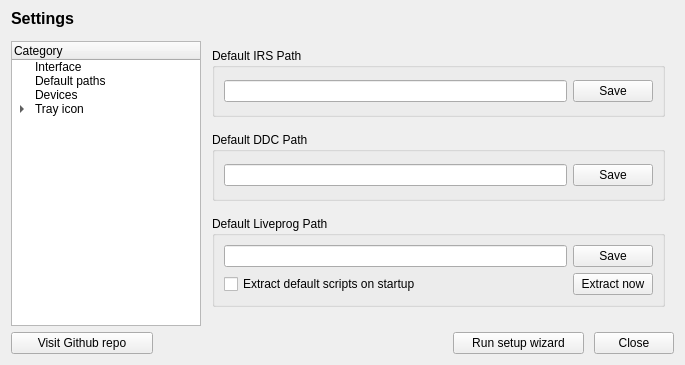
This is src/interface/fragment/SettingsFragment.ui in Audio4Linux/JDSP4Linux as Qt 5 draws it before an edit. The edited form follows.
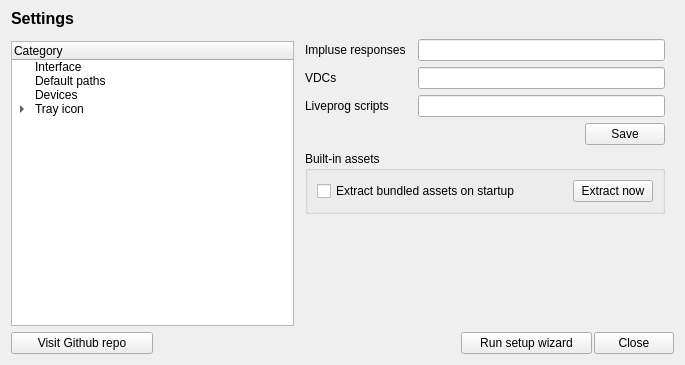
This is the edited form. The open tabs and pages were chosen to show the change. Custom widgets are drawn as their Qt base class.

Commit message: Delambda-ify SettingsFragment + add AssetManager class

Patch:
```diff
--- a/src/interface/fragment/SettingsFragment.ui
+++ b/src/interface/fragment/SettingsFragment.ui
@@ -46,7 +46,7 @@
     </widget>
    </item>
    <item>
-    <layout class="QHBoxLayout" name="horizontalLayout_7" stretch="1,4">
+    <layout class="QHBoxLayout" name="horizontalLayout_7" stretch="1,0">
      <property name="topMargin">
       <number>0</number>
      </property>
@@ -286,121 +286,103 @@
          <bool>true</bool>
         </property>
         <layout class="QVBoxLayout" name="verticalLayout_4">
+         <property name="topMargin">
+          <number>9</number>
+         </property>
          <item>
-          <widget class="QGroupBox" name="groupBox_3">
-           <property name="sizePolicy">
-            <sizepolicy hsizetype="Preferred" vsizetype="Fixed">
-             <horstretch>0</horstretch>
-             <verstretch>0</verstretch>
-            </sizepolicy>
+          <layout class="QFormLayout" name="formLayout_2">
+           <property name="fieldGrowthPolicy">
+            <enum>QFormLayout::ExpandingFieldsGrow</enum>
            </property>
-           <property name="minimumSize">
-            <size>
-             <width>0</width>
-             <height>69</height>
-            </size>
+           <property name="rowWrapPolicy">
+            <enum>QFormLayout::DontWrapRows</enum>
            </property>
-           <property name="title">
-            <string>Default IRS Path</string>
+           <property name="horizontalSpacing">
+            <number>12</number>
            </property>
-           <layout class="QHBoxLayout" name="horizontalLayout_6">
-            <item>
-             <widget class="QLineEdit" name="irspath"/>
-            </item>
-            <item>
-             <widget class="QPushButton" name="saveirspath">
-              <property name="minimumSize">
-               <size>
-                <width>1</width>
-                <height>0</height>
-               </size>
-              </property>
-              <property name="text">
-               <string>Save</string>
-              </property>
-             </widget>
-            </item>
-           </layout>
-          </widget>
+           <item row="0" column="0">
+            <widget class="QLabel" name="label_6">
+             <property name="text">
+              <string>Impluse responses</string>
+             </property>
+            </widget>
+           </item>
+           <item row="0" column="1">
+            <layout class="QHBoxLayout" name="horizontalLayout_4">
+             <property name="topMargin">
+              <number>0</number>
+             </property>
+             <item>
+              <widget class="QLineEdit" name="irspath"/>
+             </item>
+            </layout>
+           </item>
+           <item row="1" column="0">
+            <widget class="QLabel" name="label_7">
+             <property name="text">
+              <string>VDCs</string>
+             </property>
+            </widget>
+           </item>
+           <item row="1" column="1">
+            <layout class="QHBoxLayout" name="horizontalLayout_5">
+             <item>
+              <widget class="QLineEdit" name="ddcpath"/>
+             </item>
+            </layout>
+           </item>
+           <item row="2" column="0">
+            <widget class="QLabel" name="label_9">
+             <property name="text">
+              <string>Liveprog scripts</string>
+             </property>
+            </widget>
+           </item>
+           <item row="2" column="1">
+            <layout class="QHBoxLayout" name="horizontalLayout_14">
+             <property name="topMargin">
+              <number>0</number>
+             </property>
+             <item>
+              <widget class="QLineEdit" name="liveprog_path"/>
+             </item>
+            </layout>
+           </item>
+          </layout>
          </item>
          <item>
-          <widget class="QGroupBox" name="groupBox_4">
-           <property name="sizePolicy">
-            <sizepolicy hsizetype="Preferred" vsizetype="Fixed">
-             <horstretch>0</horstretch>
-             <verstretch>0</verstretch>
-            </sizepolicy>
+          <layout class="QHBoxLayout" name="horizontalLayout_6">
+           <property name="topMargin">
+            <number>0</number>
            </property>
-           <property name="minimumSize">
-            <size>
-             <width>0</width>
-             <height>69</height>
-            </size>
-           </property>
-           <property name="title">
-            <string>Default DDC Path</string>
-           </property>
-           <layout class="QHBoxLayout" name="horizontalLayout_12">
-            <item>
-             <widget class="QLineEdit" name="ddcpath"/>
-            </item>
-            <item>
-             <widget class="QPushButton" name="saveddcpath">
-              <property name="minimumSize">
-               <size>
-                <width>1</width>
-                <height>0</height>
-               </size>
-              </property>
-              <property name="text">
-               <string>Save</string>
-              </property>
-             </widget>
-            </item>
-           </layout>
-          </widget>
+           <item>
+            <spacer name="horizontalSpacer_2">
+             <property name="orientation">
+              <enum>Qt::Horizontal</enum>
+             </property>
+             <property name="sizeHint" stdset="0">
+              <size>
+               <width>40</width>
+               <height>20</height>
+              </size>
+             </property>
+            </spacer>
+           </item>
+           <item>
+            <widget class="QPushButton" name="savePaths">
+             <property name="text">
+              <string>Save</string>
+             </property>
+            </widget>
+           </item>
+          </layout>
          </item>
          <item>
-          <widget class="QGroupBox" name="groupBox_10">
-           <property name="sizePolicy">
-            <sizepolicy hsizetype="Preferred" vsizetype="Fixed">
-             <horstretch>0</horstretch>
-             <verstretch>0</verstretch>
-            </sizepolicy>
-           </property>
-           <property name="minimumSize">
-            <size>
-             <width>0</width>
-             <height>69</height>
-            </size>
-           </property>
+          <widget class="QGroupBox" name="groupBox">
            <property name="title">
-            <string>Default Liveprog Path</string>
+            <string>Built-in assets</string>
            </property>
            <layout class="QVBoxLayout" name="verticalLayout_5">
-            <item>
-             <layout class="QHBoxLayout" name="horizontalLayout_14">
-              <property name="topMargin">
-               <number>0</number>
-              </property>
-              <item>
-               <widget class="QLineEdit" name="liveprog_path"/>
-              </item>
-              <item>
-               <widget class="QPushButton" name="saveliveprogpath">
-                <property name="minimumSize">
-                 <size>
-                  <width>1</width>
-                  <height>0</height>
-                 </size>
-                </property>
-                <property name="text">
-                 <string>Save</string>
-                </property>
-               </widget>
-              </item>
-             </layout>
-            </item>
             <item>
              <layout class="QHBoxLayout" name="horizontalLayout_13">
               <property name="topMargin">
@@ -412,7 +394,7 @@
                  <string>&lt;html&gt;&lt;head/&gt;&lt;body&gt;&lt;p&gt;This option will check on every startup if one of the default EEL scripts is missing. If this is the case the missing file(s) will automatically be restored from the resources. (It will not overwrite them if they already exist!)&lt;/p&gt;&lt;/body&gt;&lt;/html&gt;</string>
                 </property>
                 <property name="text">
-                 <string>Extract default scripts on startup</string>
+                 <string>Extract bundled assets on startup</string>
                 </property>
                </widget>
               </item>
@@ -441,6 +423,19 @@
            </layout>
           </widget>
          </item>
+         <item>
+          <spacer name="verticalSpacer">
+           <property name="orientation">
+            <enum>Qt::Vertical</enum>
+           </property>
+           <property name="sizeHint" stdset="0">
+            <size>
+             <width>20</width>
+             <height>40</height>
+            </size>
+           </property>
+          </spacer>
+         </item>
         </layout>
        </widget>
        <widget class="QWidget" name="devices">
@@ -718,22 +713,6 @@
        </property>
       </widget>
      </item>
-     <item>
-      <spacer name="horizontalSpacer_2">
-       <property name="orientation">
-        <enum>Qt::Horizontal</enum>
-       </property>
-       <property name="sizeType">
-        <enum>QSizePolicy::Fixed</enum>
-       </property>
-       <property name="sizeHint" stdset="0">
-        <size>
-         <width>8</width>
-         <height>20</height>
-        </size>
-       </property>
-      </spacer>
-     </item>
      <item>
       <widget class="QPushButton" name="close">
        <property name="text">
```
Left out of the diff: 6 changed lines with no effect on the pictures. The commit also changes 8 other files.
